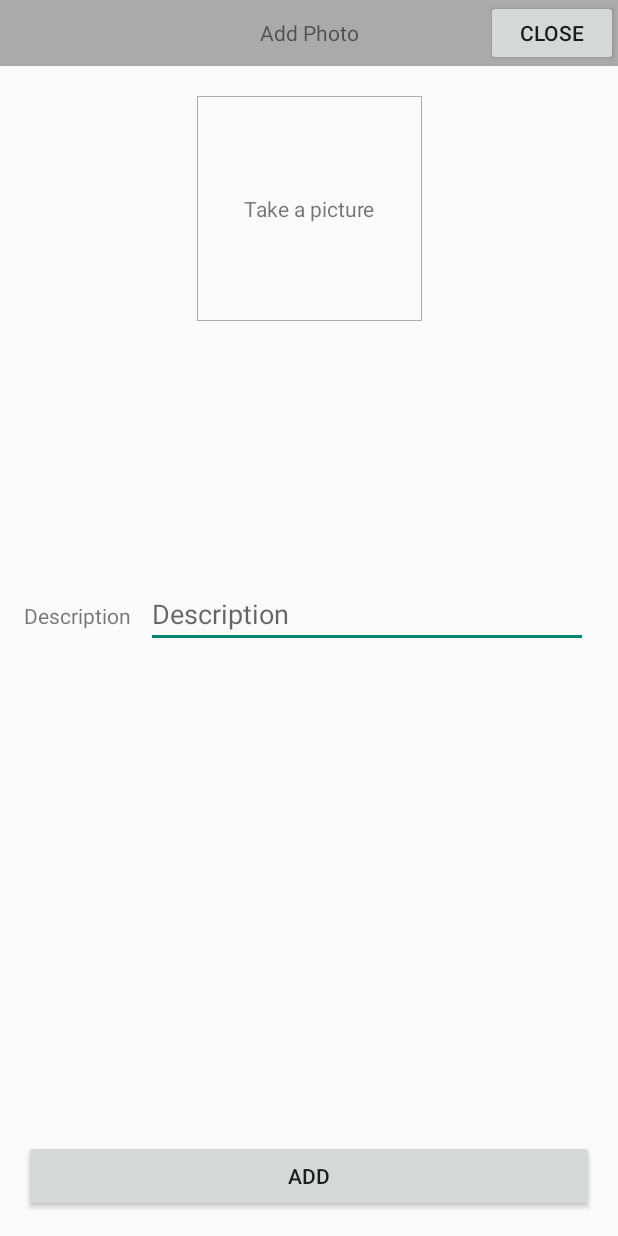
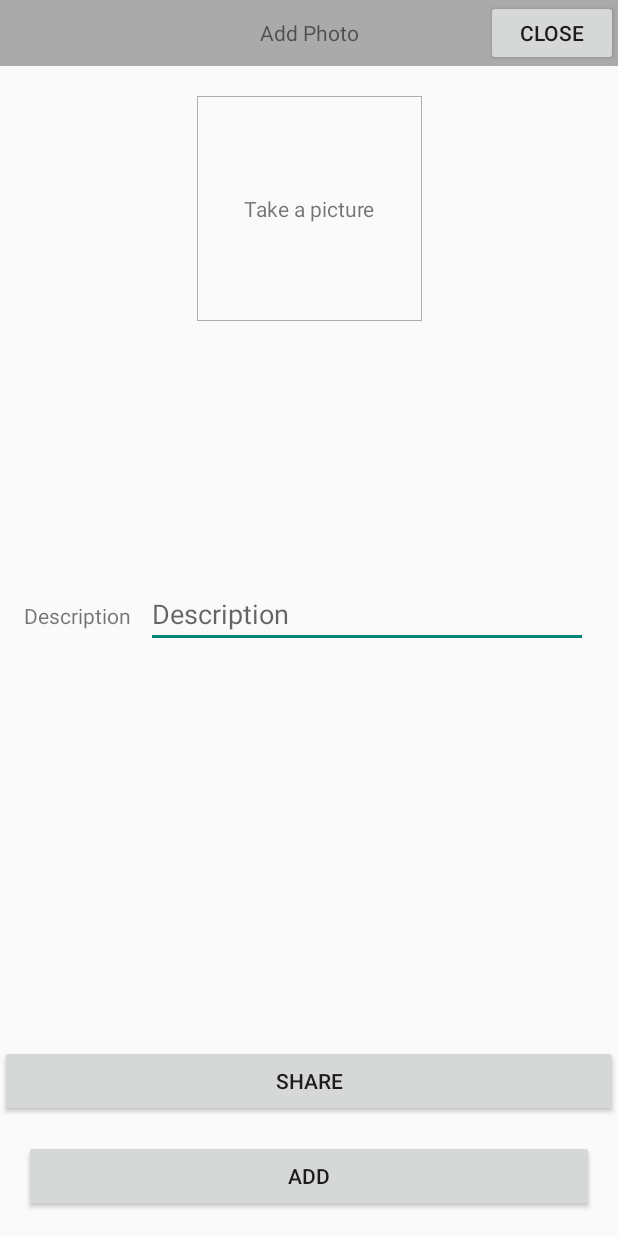
Before and after one commit to ham1955burger/CheeseBurgerYummy, an Android app: the PhotoDetailActivity screen opened directly, with no data from a screen before it, on a phone screen of 412 x 824 dp. Run offline under Robolectric (Android 15) with nearby library versions, the phone set to English and light mode, and no system bars; our stand-ins replace ButterKnife, Picasso, Timber; libraries missing offline, so code that uses them is left out: com.facebook, com.facebook.internal, com.facebook.share; pictures from the network do not load; 4 statements that could not run were skipped.

Commit message:
* Android) Facebook SDK /link 공유, 앱초대

```diff
--- a/android/CheeseBurgerYummy/app/src/main/res/layout/activity_photo_detail.xml
+++ b/android/CheeseBurgerYummy/app/src/main/res/layout/activity_photo_detail.xml
@@ -85,7 +85,7 @@
         app:layout_constraintTop_toBottomOf="@+id/imageView" />
 
     <LinearLayout
-        android:layout_width="match_parent"
+        android:layout_width="0dp"
         android:layout_height="wrap_content"
         android:orientation="horizontal"
         app:layout_constraintLeft_toLeftOf="parent"
@@ -118,6 +118,16 @@
     </LinearLayout>
 
     <Button
+        android:text="share"
+        android:layout_width="match_parent"
+        android:layout_height="wrap_content"
+        android:id="@+id/shareButton"
+        app:layout_constraintBottom_toTopOf="@+id/submitButton"
+        android:layout_marginBottom="15dp"
+        app:layout_constraintLeft_toLeftOf="@+id/submitButton"
+        app:layout_constraintRight_toRightOf="@+id/submitButton" />
+
+    <Button
         android:text="Add"
         android:layout_width="0dp"
         android:layout_height="wrap_content"
--- a/android/CheeseBurgerYummy/app/src/main/res/values/colors.xml
+++ b/android/CheeseBurgerYummy/app/src/main/res/values/colors.xml
@@ -3,4 +3,5 @@
     <color name="colorPrimary">#3F51B5</color>
     <color name="colorPrimaryDark">#303F9F</color>
     <color name="colorAccent">#FF4081</color>
+    <color name="colorBasicText">#404040</color>
 </resources>
```
Also changed, not shown: android/CheeseBurgerYummy/app/src/main/java/com/example/user/CheeseBurgerYummy/MainActivity.java (+52 -6 lines), android/CheeseBurgerYummy/app/src/main/java/com/example/user/CheeseBurgerYummy/PhotoDetailActivity.java (+51 -0 lines).
